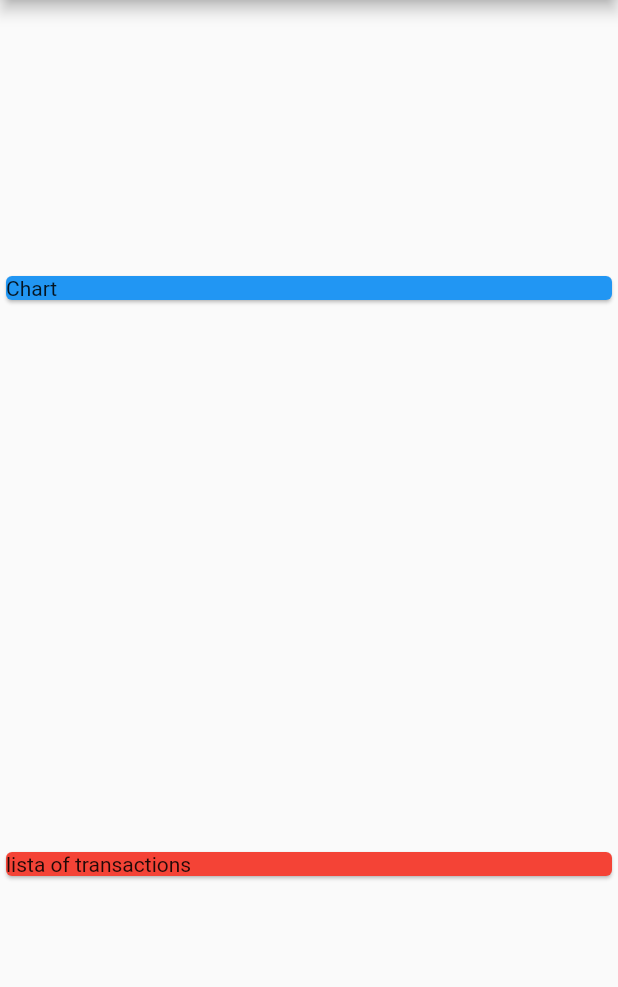
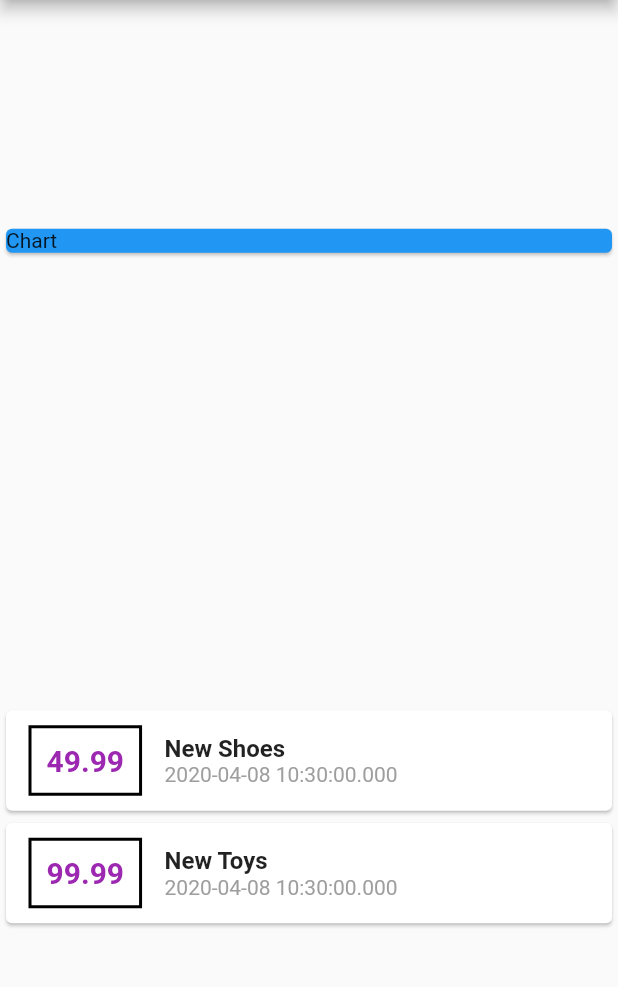
Before and after one commit to Gagulo/Home-Expenses-Mobile-App, a Flutter app: the screen it shows after launch, on a phone screen of 412 x 824 dp, the part 84-1071 px from its top. Run offline on Flutter 3.47's test engine with Material 2 defaults, Android fonts, the phone set to English and light mode, and no system bars.

Commit message:
little styling

```diff
--- a/lib/main.dart
+++ b/lib/main.dart
@@ -18,17 +18,9 @@ class MyApp extends StatelessWidget {
 class MyHomePage extends StatelessWidget {
   final List<Transaction> transactions = [
     Transaction(
-      id: 't1',
-      title: 'New Shoes',
-      amount: 49.99,
-      date: DateTime.now()
-    ),
+        id: 't1', title: 'New Shoes', amount: 49.99, date: DateTime.now()),
     Transaction(
-        id: 't2',
-        title: 'New Toys',
-        amount: 99.99,
-        date: DateTime.now()
-    )
+        id: 't2', title: 'New Toys', amount: 99.99, date: DateTime.now())
   ];
 
   @override
@@ -55,10 +47,47 @@ class MyHomePage extends StatelessWidget {
               child: Text('Chart'),
             ),
           ),
-          Card(
-            color: Colors.red,
-            child: Text('lista of transactions'),
-          )
+          Column(
+            children: transactions.map((transaction) {
+              return Card(
+                child: Row(
+                  children: <Widget>[
+                    Container(
+                      margin:
+                          EdgeInsets.symmetric(vertical: 10, horizontal: 15),
+                      decoration: BoxDecoration(
+                          border: Border.all(
+                        color: Colors.black,
+                        width: 2,
+                      )),
+                      padding: EdgeInsets.all(10),
+                      child: Text(
+                        transaction.amount.toString(),
+                        style: TextStyle(
+                            fontWeight: FontWeight.bold,
+                            fontSize: 20,
+                            color: Colors.purple),
+                      ),
+                    ),
+                    Column(
+                      crossAxisAlignment: CrossAxisAlignment.start,
+                      children: <Widget>[
+                        Text(
+                          transaction.title,
+                          style: TextStyle(
+                              fontSize: 16, fontWeight: FontWeight.bold),
+                        ),
+                        Text(
+                          transaction.date.toString(),
+                          style: TextStyle(color: Colors.grey),
+                        ),
+                      ],
+                    )
+                  ],
+                ),
+              );
+            }).toList(),
+          ),
         ],
       ),
     );
```
